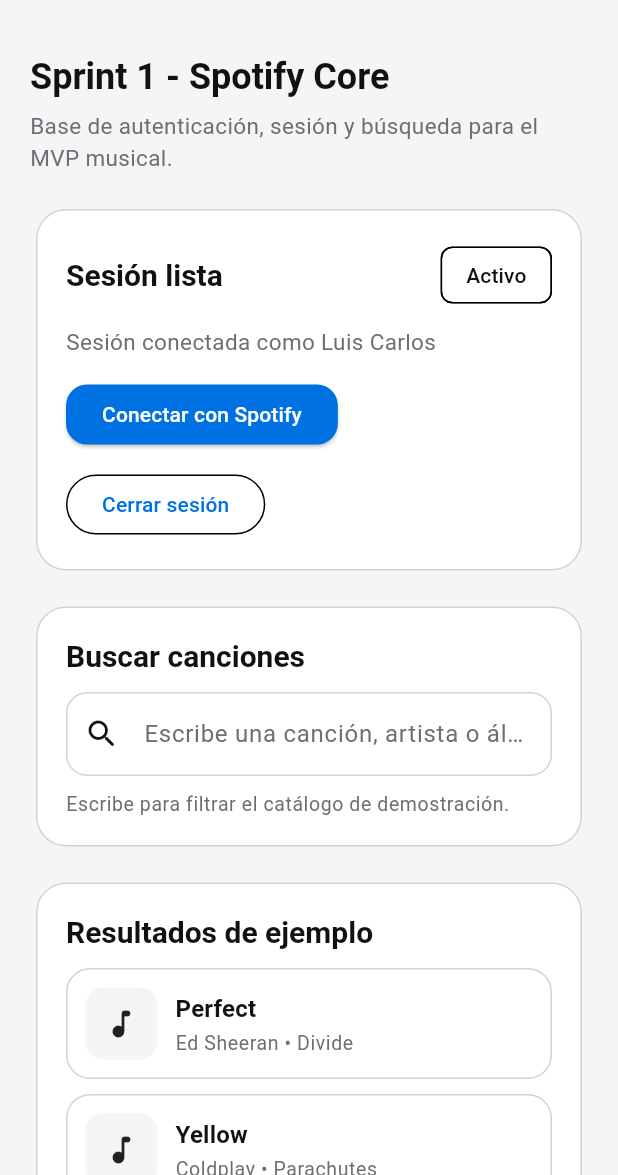
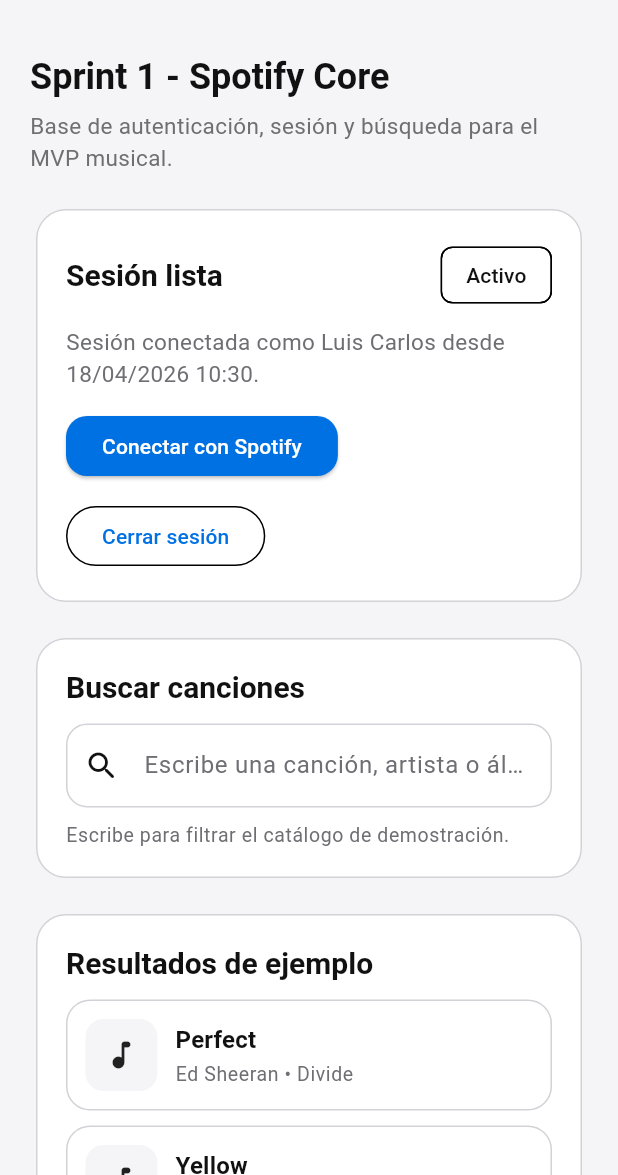
Before and after one commit to LuisCPedraza/spotify-chord-visualizer-flutter, a Flutter app: the screen it shows after launch, after a tap on "Conectar con Spotify", on a phone screen of 412 x 824 dp, the part 61-1236 px from its top. Run offline on Flutter 3.47's test engine with Material 3 defaults, Android fonts, the light colour scheme and no system bars; our stand-ins replace shared_preferences; accounts and stored records are empty.

Commit message:
feat: persist spotify session for sprint 1

```diff
--- a/app_movil_spotify/docs/12_BOCETO_VISUAL_APP.dart
+++ b/app_movil_spotify/docs/12_BOCETO_VISUAL_APP.dart
@@ -1,3 +1,5 @@
+// ignore_for_file: file_names
+
 import 'package:flutter/material.dart';
 
 void main() {
--- a/app_movil_spotify/lib/src/controller/sprint1_controller.dart
+++ b/app_movil_spotify/lib/src/controller/sprint1_controller.dart
@@ -2,10 +2,17 @@
 import 'package:app_movil_spotify/src/models/user_session.dart';
 import 'package:app_movil_spotify/src/services/fake_spotify_catalog.dart';
 import 'package:flutter/foundation.dart';
+import 'package:shared_preferences/shared_preferences.dart';
 
 enum Sprint1ConnectionState { disconnected, connected }
 
 class Sprint1Controller extends ChangeNotifier {
+  static const String _connectedKey = 'sprint1_connected';
+  static const String _displayNameKey = 'sprint1_display_name';
+  static const String _connectedAtKey = 'sprint1_connected_at';
+
+  SharedPreferences? _storage;
+
   Sprint1ConnectionState _connectionState = Sprint1ConnectionState.disconnected;
   UserSession? _session;
   String _searchQuery = '';
@@ -19,25 +26,78 @@
       ? 'Sesión lista'
       : 'Sin sesión';
 
+  String get sessionSummary {
+    final currentSession = _session;
+    if (_connectionState != Sprint1ConnectionState.connected ||
+        currentSession == null) {
+      return 'Aún no has iniciado sesión con Spotify.';
+    }
+
+    return 'Sesión conectada como ${currentSession.displayName} desde ${_formatDateTime(currentSession.connectedAt)}.';
+  }
+
   List<Song> get visibleSongs => fakeSpotifyCatalog;
 
+  Future<SharedPreferences> _preferences() async {
+    return _storage ??= await SharedPreferences.getInstance();
+  }
+
   Future<void> bootstrap() async {
+    final preferences = await _preferences();
+    final isConnected = preferences.getBool(_connectedKey) ?? false;
+    if (!isConnected) {
+      notifyListeners();
+      return;
+    }
+
+    final displayName = preferences.getString(_displayNameKey) ?? 'Luis Carlos';
+    final connectedAtMillis = preferences.getInt(_connectedAtKey);
+
+    _connectionState = Sprint1ConnectionState.connected;
+    _session = UserSession(
+      displayName: displayName,
+      connectedAt: DateTime.fromMillisecondsSinceEpoch(
+        connectedAtMillis ?? DateTime.now().millisecondsSinceEpoch,
+      ),
+    );
     notifyListeners();
   }
 
   Future<void> connect() async {
-    _connectionState = Sprint1ConnectionState.connected;
-    _session = UserSession(
+    final session = UserSession(
       displayName: 'Luis Carlos',
       connectedAt: DateTime.now(),
     );
+    final preferences = await _preferences();
+
+    _connectionState = Sprint1ConnectionState.connected;
+    _session = session;
+
+    await Future.wait([
+      preferences.setBool(_connectedKey, true),
+      preferences.setString(_displayNameKey, session.displayName),
+      preferences.setInt(
+        _connectedAtKey,
+        session.connectedAt.millisecondsSinceEpoch,
+      ),
+    ]);
+
     notifyListeners();
   }
 
   Future<void> disconnect() async {
+    final preferences = await _preferences();
+
     _connectionState = Sprint1ConnectionState.disconnected;
     _session = null;
     _searchQuery = '';
+
+    await Future.wait([
+      preferences.setBool(_connectedKey, false),
+      preferences.remove(_displayNameKey),
+      preferences.remove(_connectedAtKey),
+    ]);
+
     notifyListeners();
   }
 
@@ -45,4 +105,13 @@
     _searchQuery = value;
     notifyListeners();
   }
+
+  String _formatDateTime(DateTime dateTime) {
+    final day = dateTime.day.toString().padLeft(2, '0');
+    final month = dateTime.month.toString().padLeft(2, '0');
+    final year = dateTime.year.toString();
+    final hour = dateTime.hour.toString().padLeft(2, '0');
+    final minute = dateTime.minute.toString().padLeft(2, '0');
+    return '$day/$month/$year $hour:$minute';
+  }
 }
--- a/app_movil_spotify/lib/src/ui/sprint1_home_page.dart
+++ b/app_movil_spotify/lib/src/ui/sprint1_home_page.dart
@@ -80,9 +80,7 @@
             ),
             const SizedBox(height: 10),
             Text(
-              isConnected && currentSession != null
-                  ? 'Sesión conectada como ${currentSession!.displayName}'
-                  : 'Aún no has iniciado sesión con Spotify.',
+              controller.sessionSummary,
               style: Theme.of(context).textTheme.bodyMedium,
             ),
             const SizedBox(height: 14),
```
Also changed, not shown: 1 other file.
